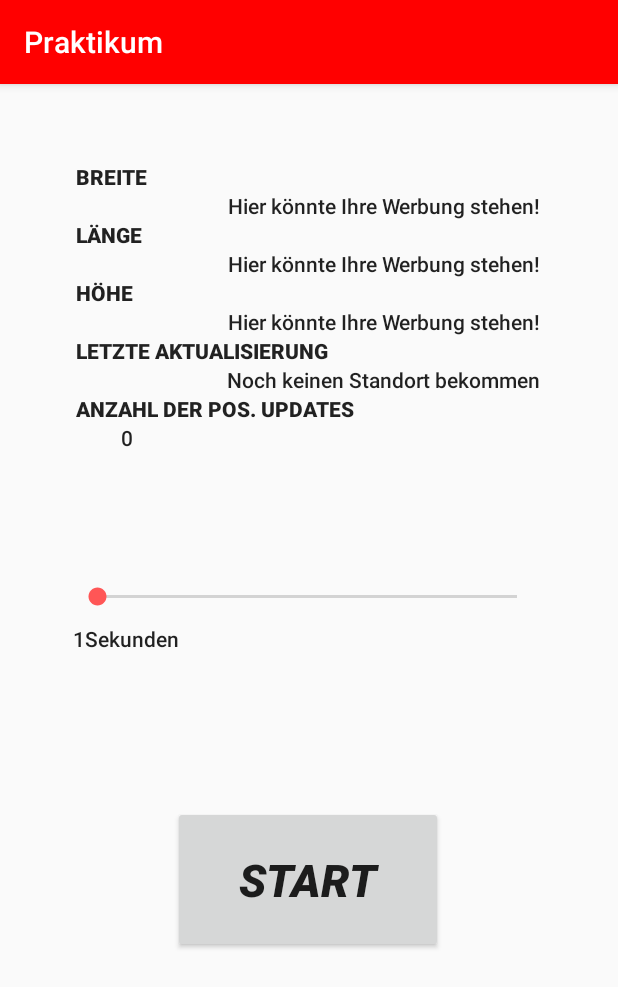
After one commit to nskrzypczyk/LoMo-Praktikum, an Android app: the Prakt3 screen opened directly, with no data from a screen before it, on a phone screen of 412 x 824 dp. The commit adds this screen. Shown: the top 987 px of the screen. Run offline under Robolectric (Android 15) with nearby library versions, the phone set to English and light mode, and no system bars.

Commit message:
Prakt 3 anfang

```diff
--- a/Praktikum1/app/src/main/AndroidManifest.xml
+++ b/Praktikum1/app/src/main/AndroidManifest.xml
@@ -1,7 +1,6 @@
 <?xml version="1.0" encoding="utf-8"?>
 <manifest xmlns:android="http://schemas.android.com/apk/res/android"
     package="com.example.praktikum1">
-
     <!--
          The ACCESS_COARSE/FINE_LOCATION permissions are not required to use
          Google Maps Android API v2, but you must specify either coarse or fine
@@ -28,7 +27,7 @@
         android:supportsRtl="true"
         android:theme="@style/AppTheme"
         android:usesCleartextTraffic="true">
-
+        <activity android:name=".Prakt3"></activity>
         <!--
              The API key for Google Maps-based APIs is defined as a string resource.
              (See the file "res/values/google_maps_api.xml").
--- a/Praktikum1/app/src/main/java/com/example/praktikum1/MainActivity.java
+++ b/Praktikum1/app/src/main/java/com/example/praktikum1/MainActivity.java
@@ -61,7 +61,7 @@ import okhttp3.RequestBody;
 import okhttp3.Response;
 @Getter  @Setter
 public class MainActivity extends AppCompatActivity implements SensorEventListener {
-    Button btnUpdate, btnStop, btnPrak2;
+    Button btnUpdate, btnStop, btnPrak2, btnPrak3;
     TextView tvGPSLong, tvGPSLat, tvGPSAlt, tvAcc,tvProx, tvAxis;
     LocationListener locListener;
     SensorManager sensorManager;
@@ -138,6 +138,7 @@ public class MainActivity extends AppCompatActivity implements SensorEventListen
         btnUpdate = findViewById(R.id.btnUpdate);
         btnStop = findViewById(R.id.btnStop);
         btnPrak2 = findViewById(R.id.btnPrak2);
+        btnPrak3 = findViewById(R.id.btnPrak3);
         tvGPSLong = (TextView) findViewById(R.id.tvGPSLong);
         tvGPSLat = (TextView) findViewById(R.id.tvGPSLat);
         tvGPSAlt = findViewById(R.id.tvGPSAlt);
@@ -150,6 +151,11 @@ public class MainActivity extends AppCompatActivity implements SensorEventListen
 
         btnPrak2.setOnClickListener(e->{
             Intent i = new Intent(this, Prak2.class);
+            startActivity(i);
+        });
+
+        btnPrak3.setOnClickListener(e->{
+            Intent i = new Intent(this, Prakt3.class);
             startActivity(i);
         });
 
--- /dev/null
+++ b/Praktikum1/app/src/main/java/com/example/praktikum1/Prakt3.java
@@ -0,0 +1,152 @@
+package com.example.praktikum1;
+
+import androidx.appcompat.app.AppCompatActivity;
+
+import androidx.preference.PreferenceManager;
+
+import android.content.Context;
+import android.content.Intent;
+import android.content.SharedPreferences;
+import android.location.Location;
+import android.location.LocationListener;
+import android.location.LocationManager;
+import android.location.LocationProvider;
+import android.os.Bundle;
+import android.provider.Settings;
+import android.util.Log;
+import android.widget.SeekBar;
+import android.widget.TextView;
+import android.widget.Button;
+
+public class Prakt3 extends AppCompatActivity {
+
+    SeekBar slider;
+    Button btnStart;
+    private TextView tvLat, tvLong, tvAlt, tvInterval, tvTimestamp, tvCounter;
+    LocationManager locManager;
+    LocationListener locListener;
+
+    Location mCurrentLocation;
+
+    boolean isActive;
+    int interval = 1;
+    int counter = 0;
+
+    @Override
+    protected void onCreate(Bundle savedInstanceState) {
+        super.onCreate(savedInstanceState);
+        setContentView(R.layout.activity_prakt3);
+        locManager = (LocationManager) getSystemService(Context.LOCATION_SERVICE); // locationmanager instanz
+        this.initComponents();
+
+        locListener = new android.location.LocationListener() {
+            @Override // wird aufgerufen, wenn es Positionsupdates gibt
+            public void onLocationChanged(Location location) {
+                if (location == null) {
+                    System.out.println("Keine Daten");
+                }
+                try {
+                    mCurrentLocation = location;
+                    counter++;
+                    updateUI();
+
+                } catch (Exception e) {
+                    Log.e("OOF", "onLocationChanged: ", e.getCause());
+                    tvLong.setText("ERROR");
+                    tvLat.setText("ERROR");
+                    tvAlt.setText("ERROR");
+                }
+
+            }
+
+            @Override
+            public void onStatusChanged(String provider, int status, Bundle extras) {
+
+            }
+
+            @Override
+            public void onProviderEnabled(String provider) {
+
+            }
+
+            @Override
+            public void onProviderDisabled(String provider) {
+                Intent intent = new Intent(Settings.ACTION_LOCATION_SOURCE_SETTINGS);
+                startActivity(intent);
+            }
+        };
+
+        btnStart.setOnClickListener(e -> {
+            if (!isActive) {
+                start();
+            } else {
+                stop();
+            }
+
+        });
+
+        this.slider.setOnSeekBarChangeListener(new SeekBar.OnSeekBarChangeListener(){
+
+            public void onProgressChanged(SeekBar seekBar, int progress, boolean fromUser){
+                updateInterval(progress);
+            }
+
+            public void onStartTrackingTouch(SeekBar seekBar) {
+            }
+
+            public void onStopTrackingTouch(SeekBar seekBar) {
+                stop();
+            }
+        });
+    }
+
+    private void initComponents() {
+        this.tvLat = this.findViewById(R.id.tvLat);
+        this.tvLong = this.findViewById(R.id.tvLong);
+        this.tvAlt = this.findViewById(R.id.tvAlt);
+        this.tvInterval = this.findViewById(R.id.tvInterval);
+        this.tvTimestamp = this.findViewById(R.id.tvTimestamp);
+        this.tvCounter = this.findViewById(R.id.tvCounter);
+        this.btnStart = this.findViewById(R.id.btnStart);
+        this.slider = this.findViewById(R.id.slider);
+        this.slider.setMin(1);
+        this.slider.setMax(10);
+
+    }
+
+    private void updateUI() {
+        if (null != mCurrentLocation) {
+            tvLat.setText(mCurrentLocation.getLatitude() + "");
+            tvLong.setText(mCurrentLocation.getLongitude() + "");
+            tvAlt.setText(mCurrentLocation.getAltitude() + "");
+            String formattedDate = Utils.getTimeStamp(mCurrentLocation);
+            tvTimestamp.setText(formattedDate);
+            tvCounter.setText(counter + "");
+            Log.d("time", "onLocationChanged: " + formattedDate);
+            // Positionsobjekt erstellen
+        } else {
+        }
+    }
+
+    private void updateInterval(int interval){
+        this.interval = interval;
+        tvInterval.setText(interval + "");
+    }
+
+    private void stop(){
+        locManager.removeUpdates(locListener);
+        tvLong.setText("STOP");
+        tvLat.setText("STOP");
+        tvAlt.setText("STOP");
+        isActive = false;
+        btnStart.setText("START");
+    }
+
+    private void start(){
+        btnStart.setText("STOP");
+
+        locManager.requestLocationUpdates(LocationManager.GPS_PROVIDER, this.interval*1000, 0, locListener);
+        isActive = true;
+    }
+
+}
--- a/Praktikum1/app/src/main/res/layout/activity_main.xml
+++ b/Praktikum1/app/src/main/res/layout/activity_main.xml
@@ -198,7 +198,16 @@
         app:layout_constraintEnd_toEndOf="parent"
         app:layout_constraintHorizontal_bias="1.0"
         app:layout_constraintStart_toEndOf="@+id/btnUpdate"
-        app:layout_constraintTop_toBottomOf="@+id/scrollView2"
-        app:layout_constraintVertical_bias="1.0" />
+        app:layout_constraintTop_toBottomOf="@+id/btnPrak3" />
+
+    <Button
+        android:id="@+id/btnPrak3"
+        android:layout_width="wrap_content"
+        android:layout_height="wrap_content"
+        android:text="Prak3"
+        app:layout_constraintEnd_toEndOf="parent"
+        app:layout_constraintHorizontal_bias="1.0"
+        app:layout_constraintStart_toEndOf="@+id/btnUpdate"
+        app:layout_constraintTop_toTopOf="@+id/btnUpdate" />
 
 </androidx.constraintlayout.widget.ConstraintLayout>
--- /dev/null
+++ b/Praktikum1/app/src/main/res/layout/activity_prakt3.xml
@@ -0,0 +1,160 @@
+<?xml version="1.0" encoding="utf-8"?>
+<androidx.constraintlayout.widget.ConstraintLayout xmlns:android="http://schemas.android.com/apk/res/android"
+    xmlns:app="http://schemas.android.com/apk/res-auto"
+    xmlns:tools="http://schemas.android.com/tools"
+    android:layout_width="match_parent"
+    android:layout_height="match_parent"
+    tools:context=".Prakt3">
+
+    <Button
+        android:id="@+id/btnStart"
+        android:layout_width="180dp"
+        android:layout_height="98dp"
+        android:layout_marginBottom="68dp"
+        android:text="Start"
+        android:textAlignment="center"
+        android:textAllCaps="true"
+        android:textAppearance="@style/TextAppearance.AppCompat.Body2"
+        android:textSize="30sp"
+        android:textStyle="bold|italic"
+        android:visibility="visible"
+        app:layout_constraintBottom_toBottomOf="parent"
+        app:layout_constraintEnd_toEndOf="parent"
+        app:layout_constraintHorizontal_bias="0.497"
+        app:layout_constraintStart_toStartOf="parent"
+        app:layout_constraintTop_toBottomOf="@+id/slider" />
+
+    <ScrollView
+        android:id="@+id/scrollView2"
+        android:layout_width="310dp"
+        android:layout_height="212dp"
+        android:layout_marginBottom="452dp"
+        app:layout_constraintBottom_toBottomOf="parent"
+        app:layout_constraintEnd_toEndOf="parent"
+        app:layout_constraintHorizontal_bias="0.495"
+        app:layout_constraintStart_toStartOf="parent"
+        app:layout_constraintTop_toTopOf="parent">
+
+        <LinearLayout
+            android:layout_width="match_parent"
+            android:layout_height="wrap_content"
+            android:orientation="vertical">
+
+            <TextView
+                android:id="@+id/textView4"
+                android:layout_width="wrap_content"
+                android:layout_height="wrap_content"
+                android:text="Breite"
+                android:textAllCaps="true"
+                android:textAppearance="@style/TextAppearance.AppCompat.Body2"
+                android:textStyle="bold" />
+
+            <TextView
+                android:id="@+id/tvLat"
+                android:layout_width="wrap_content"
+                android:layout_height="wrap_content"
+                android:layout_gravity="right"
+                android:text="Hier könnte Ihre Werbung stehen!"
+                android:textAppearance="@style/TextAppearance.AppCompat.Body2" />
+
+            <TextView
+                android:id="@+id/textView3"
+                android:layout_width="wrap_content"
+                android:layout_height="wrap_content"
+                android:text="Länge"
+                android:textAllCaps="true"
+                android:textAppearance="@style/TextAppearance.AppCompat.Body2"
+                android:textStyle="bold" />
+
+            <TextView
+                android:id="@+id/tvLong"
+                android:layout_width="wrap_content"
+                android:layout_height="wrap_content"
+                android:layout_gravity="right"
+                android:text="Hier könnte Ihre Werbung stehen!"
+                android:textAppearance="@style/TextAppearance.AppCompat.Body2" />
+
+            <TextView
+                android:id="@+id/textView9"
+                android:layout_width="match_parent"
+                android:layout_height="wrap_content"
+                android:text="Höhe"
+                android:textAllCaps="true"
+                android:textAppearance="@style/TextAppearance.AppCompat.Body2"
+                android:textStyle="bold" />
+
+            <TextView
+                android:id="@+id/tvAlt"
+                android:layout_width="wrap_content"
+                android:layout_height="wrap_content"
+                android:layout_gravity="right"
+                android:text="Hier könnte Ihre Werbung stehen!"
+                android:textAppearance="@style/TextAppearance.AppCompat.Body2" />
+
+            <TextView
+                android:id="@+id/textView11"
+                android:layout_width="match_parent"
+                android:layout_height="wrap_content"
+                android:text="Letzte Aktualisierung"
+                android:textAllCaps="true"
+                android:textAppearance="@style/TextAppearance.AppCompat.Body2"
+                android:textStyle="bold" />
+
+            <TextView
+                android:id="@+id/tvTimestamp"
+                android:layout_width="wrap_content"
+                android:layout_height="wrap_content"
+                android:layout_gravity="right"
+                android:text="Noch keinen Standort bekommen"
+                android:textAppearance="@style/TextAppearance.AppCompat.Body2" />
+
+            <TextView
+                android:id="@+id/textView13"
+                android:layout_width="match_parent"
+                android:layout_height="wrap_content"
+                android:text="Anzahl der Pos. Updates"
+                android:textAllCaps="true"
+                android:textAppearance="@style/TextAppearance.AppCompat.Body2"
+                android:textStyle="bold" />
+
+            <TextView
+                android:id="@+id/tvCounter"
+                android:layout_width="250dp"
+                android:layout_height="wrap_content"
+                android:layout_gravity="center_horizontal"
+                android:text="0"
+                android:textAppearance="@style/TextAppearance.AppCompat.Body2" />
+
+        </LinearLayout>
+
+    </ScrollView>
+
+    <SeekBar
+        android:id="@+id/slider"
+        android:layout_width="312dp"
+        android:layout_height="36dp"
+        android:layout_marginTop="60dp"
+        app:layout_constraintEnd_toEndOf="parent"
+        app:layout_constraintHorizontal_bias="0.484"
+        app:layout_constraintStart_toStartOf="parent"
+        app:layout_constraintTop_toBottomOf="@+id/scrollView2" />
+
+    <TextView
+        android:id="@+id/tvInterval"
+        android:layout_width="wrap_content"
+        android:layout_height="wrap_content"
+        android:text="1"
+        android:textAppearance="@style/TextAppearance.AppCompat.Body2"
+        app:layout_constraintStart_toStartOf="@+id/slider"
+        app:layout_constraintTop_toBottomOf="@+id/slider" />
+
+    <TextView
+        android:id="@+id/textView12"
+        android:layout_width="wrap_content"
+        android:layout_height="wrap_content"
+        android:text="Sekunden"
+        android:textAppearance="@style/TextAppearance.AppCompat.Body2"
+        app:layout_constraintStart_toEndOf="@+id/tvInterval"
+        app:layout_constraintTop_toTopOf="@+id/tvInterval" />
+
+</androidx.constraintlayout.widget.ConstraintLayout>
```
